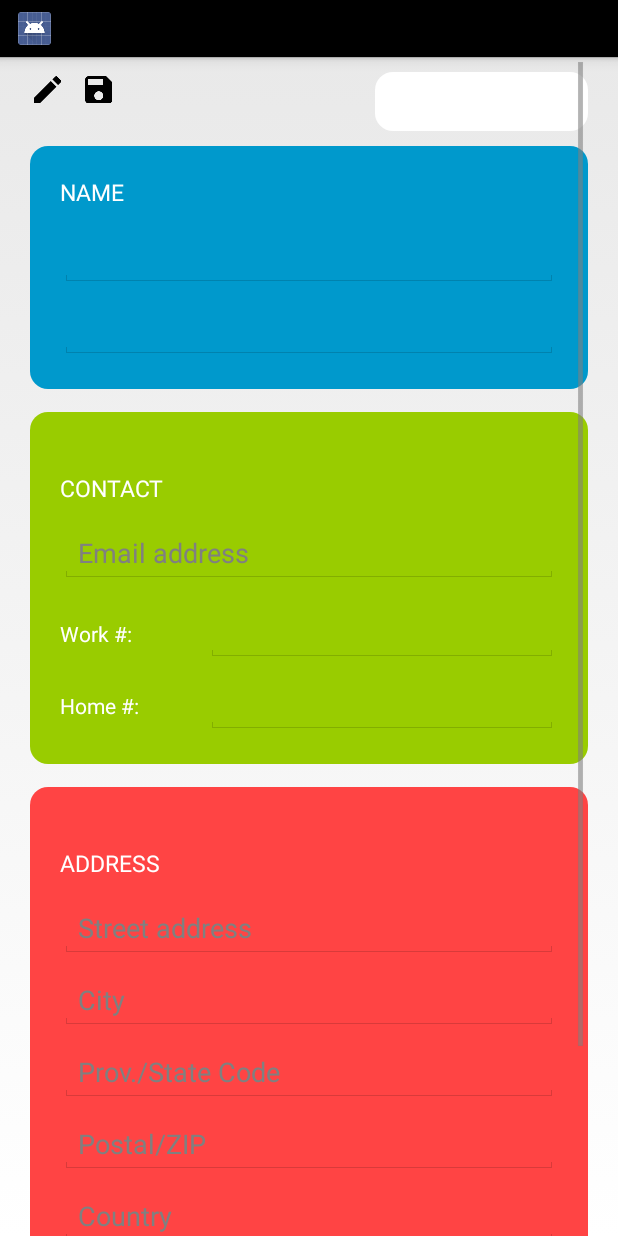
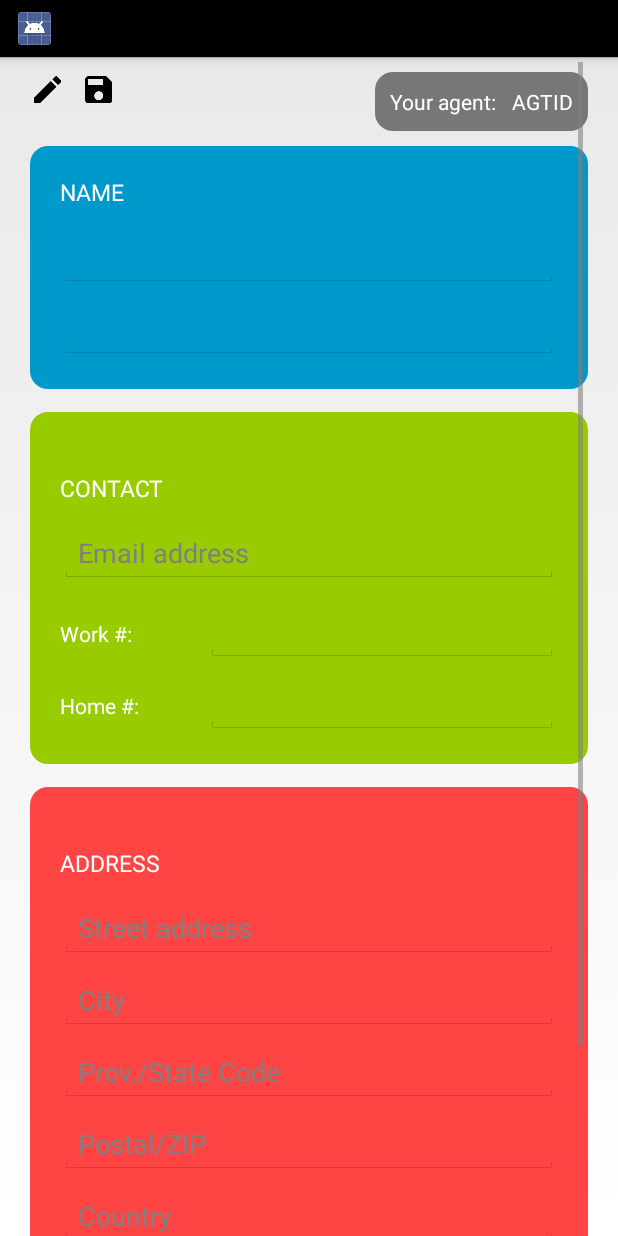
Before and after one commit to iqoOopi/OOSD.Team4.WorkShop8, an Android app: the layout fragment_account.xml on its own in the app's theme, with its tools: preview values and no code run, on a phone screen of 412 x 824 dp. Run offline under Robolectric (Android 15) with nearby library versions, the phone set to English and light mode, and no system bars.

Commit message:
more fixing

```diff
--- a/app/src/main/java/com/erict135/oosdteam4workshop8/RegisterActivity.java
+++ b/app/src/main/java/com/erict135/oosdteam4workshop8/RegisterActivity.java
@@ -109,7 +109,7 @@ public class RegisterActivity extends Activity {
                     c.setCustEmail(etCustEmail.getText().toString());
                     c.setPassword(etCustPassword.getText().toString());
                     c.setUserName(etCustEmail.getText().toString());
-                    c.setAgentId(null); // negative value flags REST Service to handle as a null value
+                    c.setAgentId(1); // negative value flags REST Service to handle as a null value
 
                     new RegisterCustomer(c).execute();
                 //}
--- a/app/src/main/java/com/erict135/oosdteam4workshop8/configurationset/ConfigurationSet.java
+++ b/app/src/main/java/com/erict135/oosdteam4workshop8/configurationset/ConfigurationSet.java
@@ -2,7 +2,7 @@ package com.erict135.oosdteam4workshop8.configurationset;
 
 public class ConfigurationSet {
     private static final String HTTP = "http://";
-    private static final String IP = "10.163.112.52";
+    private static final String IP = "10.163.112.148";
     private static final String RESTUrl = ":8080/Team4API/rest";
 
     private static final String CustomerBase = "/customers";
--- a/app/src/main/res/drawable/container_gray.xml
+++ b/app/src/main/res/drawable/container_gray.xml
@@ -2,7 +2,7 @@
 <layer-list xmlns:android="http://schemas.android.com/apk/res/android">
     <item>
         <shape android:shape="rectangle">
-            <solid android:color="#FFFFFF"/>
+            <solid android:color="#777777"/>
             <corners android:radius="12dp" />
         </shape>
     </item>
--- a/app/src/main/res/layout/activity_register.xml
+++ b/app/src/main/res/layout/activity_register.xml
@@ -72,7 +72,7 @@
                     android:textColor="#FFFFFF" />
 
                 <EditText
-                    android:id="@+id/etCustLastName"
+                    android:id="@+id/etCustFirstName"
                     android:layout_width="match_parent"
                     android:layout_height="wrap_content"
                     android:layout_below="@id/tvNAME_LABEL"
@@ -96,7 +96,7 @@
                     android:textColor="#FFFFFF" />
 
                 <EditText
-                    android:id="@+id/etCustFirstName"
+                    android:id="@+id/etCustLastName"
                     android:layout_width="match_parent"
                     android:layout_height="wrap_content"
                     android:layout_below="@id/tvNAME_LABEL"
--- a/app/src/main/res/values/colors.xml
+++ b/app/src/main/res/values/colors.xml
@@ -4,5 +4,5 @@
     <color name="colorPrimaryDark">#303F9F</color>
     <color name="colorAccent">#FF4081</color>
     <color name="colorYellow">#DDDD00</color>
-    <color name="cardview_light_background">#fff</color>
+    <color name="cardview_light_background">#101538</color>
 </resources>
```
